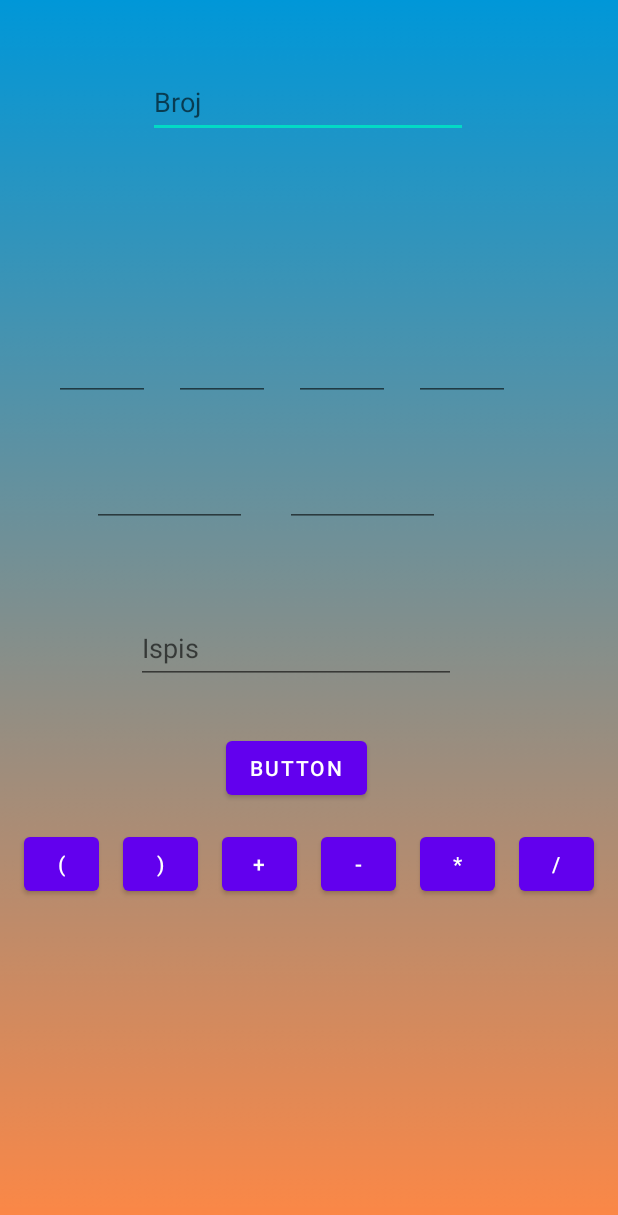
After one commit to LazarDftn/MobilneProjekat, an Android app: the MojBrojActivity screen opened directly, with no data from a screen before it, on a phone screen of 412 x 824 dp. The commit adds this screen. Shown: the top 1215 px of the screen. Run offline under Robolectric (Android 15) with nearby library versions, the phone set to English and light mode, and no system bars.

Commit message:
korak po korak,spojnice,moj broj

```diff
--- a/app/src/main/java/com/example/slagalica/LoginActivity.java
+++ b/app/src/main/java/com/example/slagalica/LoginActivity.java
@@ -60,7 +60,7 @@ public class LoginActivity extends AppCompatActivity {
         btn.setOnClickListener(new View.OnClickListener() {
             @Override
             public void onClick(View view) {
-                startActivity(new Intent(LoginActivity.this,RegisterActivity.class));
+                startActivity(new Intent(LoginActivity.this,DashboardActivity.class));
             }
         });
     }
--- /dev/null
+++ b/app/src/main/java/com/example/slagalica/MojBrojActivity.java
@@ -0,0 +1,14 @@
+package com.example.slagalica;
+
+import androidx.appcompat.app.AppCompatActivity;
+
+import android.os.Bundle;
+
+public class MojBrojActivity extends AppCompatActivity {
+
+    @Override
+    protected void onCreate(Bundle savedInstanceState) {
+        super.onCreate(savedInstanceState);
+        setContentView(R.layout.activity_moj_broj);
+    }
+}
--- a/app/src/main/res/layout/activity_game.xml
+++ b/app/src/main/res/layout/activity_game.xml
@@ -73,11 +73,11 @@
         app:layout_constraintTop_toBottomOf="@+id/btnSkocko" />
 
     <Button
-        android:id="@+id/btnBojBr"
+        android:id="@+id/btnMojBr"
         android:layout_width="0dp"
         android:layout_height="wrap_content"
         android:layout_marginTop="8dp"
-        android:text="Button"
+        android:text="Moj broj"
         app:layout_constraintEnd_toEndOf="@+id/btnKpK"
         app:layout_constraintStart_toStartOf="@+id/btnKpK"
         app:layout_constraintTop_toBottomOf="@+id/btnKpK" />
--- /dev/null
+++ b/app/src/main/res/layout/activity_moj_broj.xml
@@ -0,0 +1,187 @@
+<?xml version="1.0" encoding="utf-8"?>
+<androidx.constraintlayout.widget.ConstraintLayout xmlns:android="http://schemas.android.com/apk/res/android"
+    xmlns:app="http://schemas.android.com/apk/res-auto"
+    xmlns:tools="http://schemas.android.com/tools"
+    android:layout_width="match_parent"
+    android:layout_height="match_parent"
+    tools:context=".MojBrojActivity"
+    android:background="@drawable/pozadina">
+
+
+    <Button
+        android:id="@+id/btnStop"
+        android:layout_width="wrap_content"
+        android:layout_height="wrap_content"
+        android:layout_marginStart="150dp"
+        android:layout_marginTop="488dp"
+        android:layout_marginEnd="167dp"
+        android:text="Button"
+        app:layout_constraintEnd_toEndOf="parent"
+        app:layout_constraintHorizontal_bias="1.0"
+        app:layout_constraintStart_toStartOf="parent"
+        app:layout_constraintTop_toTopOf="parent" />
+
+    <EditText
+        android:id="@+id/random"
+        android:layout_width="wrap_content"
+        android:layout_height="wrap_content"
+        android:layout_marginTop="44dp"
+        android:ems="10"
+        android:hint="Broj"
+        android:inputType="textPersonName"
+        android:minHeight="48dp"
+        app:layout_constraintEnd_toEndOf="parent"
+        app:layout_constraintHorizontal_bias="0.497"
+        app:layout_constraintStart_toStartOf="parent"
+        app:layout_constraintTop_toTopOf="parent" />
+
+    <EditText
+        android:id="@+id/br1"
+        android:layout_width="64dp"
+        android:layout_height="48dp"
+        android:layout_marginStart="36dp"
+        android:layout_marginTop="127dp"
+        android:text=""
+        android:ems="10"
+        android:inputType="number"
+        app:layout_constraintStart_toStartOf="parent"
+        app:layout_constraintTop_toBottomOf="@+id/random" />
+
+    <EditText
+        android:id="@+id/br2"
+        android:layout_width="64dp"
+        android:layout_height="48dp"
+        android:layout_marginStart="16dp"
+        android:layout_marginTop="127dp"
+        android:text=""
+        android:ems="10"
+        android:inputType="textPersonName"
+        app:layout_constraintStart_toEndOf="@+id/br1"
+        app:layout_constraintTop_toBottomOf="@+id/random" />
+
+    <EditText
+        android:id="@+id/br3"
+        android:layout_width="64dp"
+        android:layout_height="48dp"
+        android:layout_marginStart="16dp"
+        android:layout_marginTop="127dp"
+        android:text=""
+        android:ems="10"
+        android:inputType="textPersonName"
+        app:layout_constraintStart_toEndOf="@+id/br2"
+        app:layout_constraintTop_toBottomOf="@+id/random" />
+
+    <EditText
+        android:id="@+id/br4"
+        android:layout_width="64dp"
+        android:layout_height="48dp"
+        android:layout_marginStart="16dp"
+        android:layout_marginTop="127dp"
+        android:text=""
+        android:ems="10"
+        android:inputType="textPersonName"
+        app:layout_constraintStart_toEndOf="@+id/br3"
+        app:layout_constraintTop_toBottomOf="@+id/random" />
+
+    <EditText
+        android:id="@+id/br5"
+        android:layout_width="103dp"
+        android:layout_height="48dp"
+        android:layout_marginStart="61dp"
+        android:layout_marginTop="36dp"
+        android:text=""
+        android:ems="10"
+        android:inputType="textPersonName"
+        app:layout_constraintStart_toStartOf="parent"
+        app:layout_constraintTop_toBottomOf="@+id/br4" />
+
+    <EditText
+        android:id="@+id/br6"
+        android:layout_width="103dp"
+        android:layout_height="48dp"
+        android:layout_marginStart="25dp"
+        android:layout_marginTop="36dp"
+        android:text=""
+        android:ems="10"
+        android:inputType="textPersonName"
+
+        app:layout_constraintStart_toEndOf="@+id/br5"
+        app:layout_constraintTop_toBottomOf="@+id/br3" />
+
+    <Button
+        android:id="@+id/btnZagrada"
+        android:layout_width="50dp"
+        android:layout_height="48dp"
+        android:layout_marginStart="16dp"
+        android:layout_marginTop="16dp"
+        android:text="("
+        app:layout_constraintStart_toStartOf="parent"
+        app:layout_constraintTop_toBottomOf="@+id/btnStop" />
+
+    <Button
+        android:id="@+id/btnZagrada2"
+        android:layout_width="50dp"
+        android:layout_height="wrap_content"
+        android:layout_marginStart="16dp"
+        android:layout_marginTop="16dp"
+        android:text=")"
+        app:layout_constraintStart_toEndOf="@+id/btnZagrada"
+        app:layout_constraintTop_toBottomOf="@+id/btnStop" />
+
+    <Button
+        android:id="@+id/btnPlus"
+        android:layout_width="50dp"
+        android:layout_height="wrap_content"
+        android:layout_marginStart="16dp"
+        android:layout_marginTop="16dp"
+        android:text="+"
+        app:layout_constraintStart_toEndOf="@+id/btnZagrada2"
+        app:layout_constraintTop_toBottomOf="@+id/btnStop" />
+
+    <Button
+        android:id="@+id/btnMinus"
+        android:layout_width="50dp"
+        android:layout_height="wrap_content"
+        android:layout_marginStart="16dp"
+        android:layout_marginTop="16dp"
+        android:text="-"
+        app:layout_constraintStart_toEndOf="@+id/btnPlus"
+        app:layout_constraintTop_toBottomOf="@+id/btnStop" />
+
+    <Button
+        android:id="@+id/btnPuta"
+        android:layout_width="50dp"
+        android:layout_height="wrap_content"
+        android:layout_marginStart="16dp"
+        android:layout_marginTop="16dp"
+        android:text="*"
+        app:layout_constraintStart_toEndOf="@+id/btnMinus"
+        app:layout_constraintTop_toBottomOf="@+id/btnStop" />
+
+    <Button
+        android:id="@+id/button15"
+        android:layout_width="50dp"
+        android:layout_height="wrap_content"
+        android:layout_marginStart="16dp"
+        android:layout_marginTop="16dp"
+        android:text="/"
+        app:layout_constraintStart_toEndOf="@+id/btnPuta"
+        app:layout_constraintTop_toBottomOf="@+id/btnStop" />
+
+    <EditText
+        android:id="@+id/ispis"
+        android:layout_width="wrap_content"
+        android:layout_height="wrap_content"
+        android:layout_marginStart="92dp"
+        android:layout_marginEnd="109dp"
+        android:layout_marginBottom="32dp"
+        android:ems="10"
+        android:hint="Ispis"
+        android:inputType="textPersonName"
+        android:minHeight="48dp"
+        app:layout_constraintBottom_toTopOf="@+id/btnStop"
+        app:layout_constraintEnd_toEndOf="parent"
+        app:layout_constraintStart_toStartOf="parent" />
+
+
+</androidx.constraintlayout.widget.ConstraintLayout>
--- a/app/src/main/res/values/strings.xml
+++ b/app/src/main/res/values/strings.xml
@@ -9,4 +9,6 @@
     <string name="email">Email</string>
     <string name="korisnicko_ime">Korisnicko ime</string>
     <string name="lozinka">Lozinka</string>
+
+
 </resources>
```
Also changed, not shown: app/src/main/AndroidManifest.xml (+9 -0 lines), app/src/main/java/com/example/slagalica/GameActivity.java (+26 -0 lines), app/src/main/java/com/example/slagalica/KorakPoKorakActivity.java (added, +14 -0 lines), app/src/main/java/com/example/slagalica/SpojniceActivity.java (added, +21 -0 lines), app/src/main/res/layout/activity_kpk.xml (added, +135 -0 lines), app/src/main/res/layout/activity_spojnice.xml (added, +138 -0 lines).
